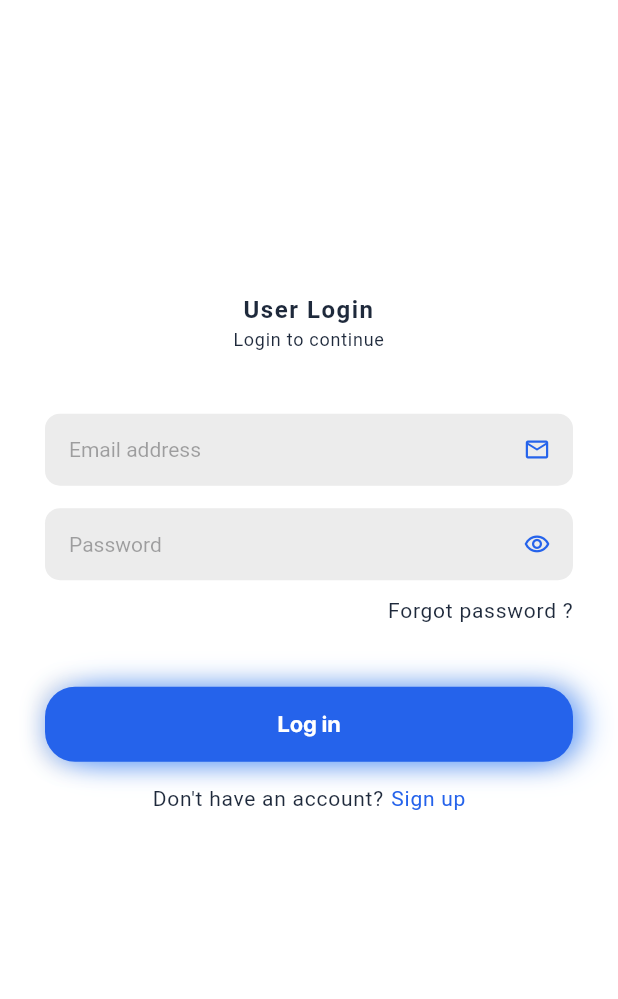
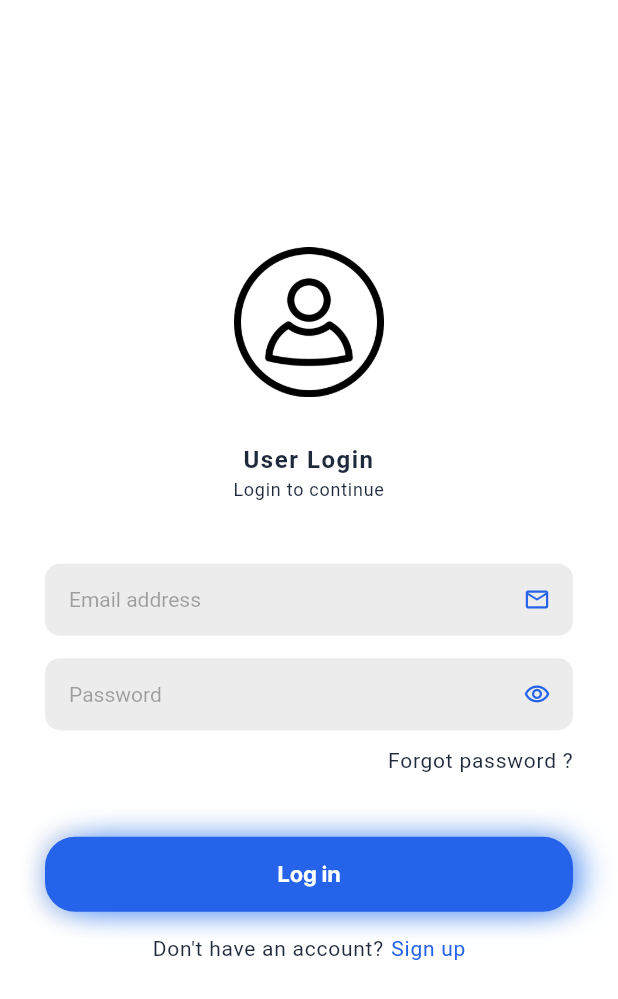
Before and after one commit to bookofiyi/collaborative_library, a Flutter app: the screen it shows after launch, on a phone screen of 412 x 824 dp. Shown: the top 999 px of the screen. Run offline on Flutter 3.47's test engine with Material 2 defaults, Android fonts, the phone set to English and light mode, and no system bars; our stand-ins replace gap, get; Roboto replaces fonts that are missing (SF-Pro-Display-Bold, SF-Pro-Display-Regular).

Commit message:
updated sign in page

```diff
--- a/lib/sign_in.dart
+++ b/lib/sign_in.dart
@@ -52,22 +52,18 @@ class _SignInState extends State<SignIn> {
             child: Column(
               children: [
                 Gap(Get.height * .2),
-                // Align(
-                //   alignment: Alignment.center,
-                //   child: Container(
-                //     height: 100,
-                //     decoration: const BoxDecoration(
-                //       shape: BoxShape.rectangle,
-                //       image: DecorationImage(
-                //         image: AssetImage('assets/images/logo.png'),
-                //         colorFilter: ColorFilter.mode(
-                //           AppColor.primaryColor,
-                //           BlendMode.color,
-                //         ),
-                //       ),
-                //     ),
-                //   ),
-                // ),
+                Align(
+                  alignment: Alignment.center,
+                  child: Container(
+                    height: 100,
+                    decoration: const BoxDecoration(
+                      shape: BoxShape.rectangle,
+                      image: DecorationImage(
+                        image: AssetImage('assets/images/user.png'),
+                      ),
+                    ),
+                  ),
+                ),
                 const SizedBox(
                   height: 30,
                 ),
@@ -231,7 +227,6 @@ class _SignInState extends State<SignIn> {
                 const SizedBox(
                   height: 40,
                 ),
-
                 InkWell(
                   onTap: () {
                     // if (LoginScreen._formKey.currentState!.validate()) {
@@ -282,11 +277,9 @@ class _SignInState extends State<SignIn> {
                     ),
                   ),
                 ),
-
                 const SizedBox(
                   height: 5,
                 ),
-
                 Center(
                   child: Row(
                     mainAxisAlignment: MainAxisAlignment.center,
```
Also changed, not shown: assets/images/user.png (added).
